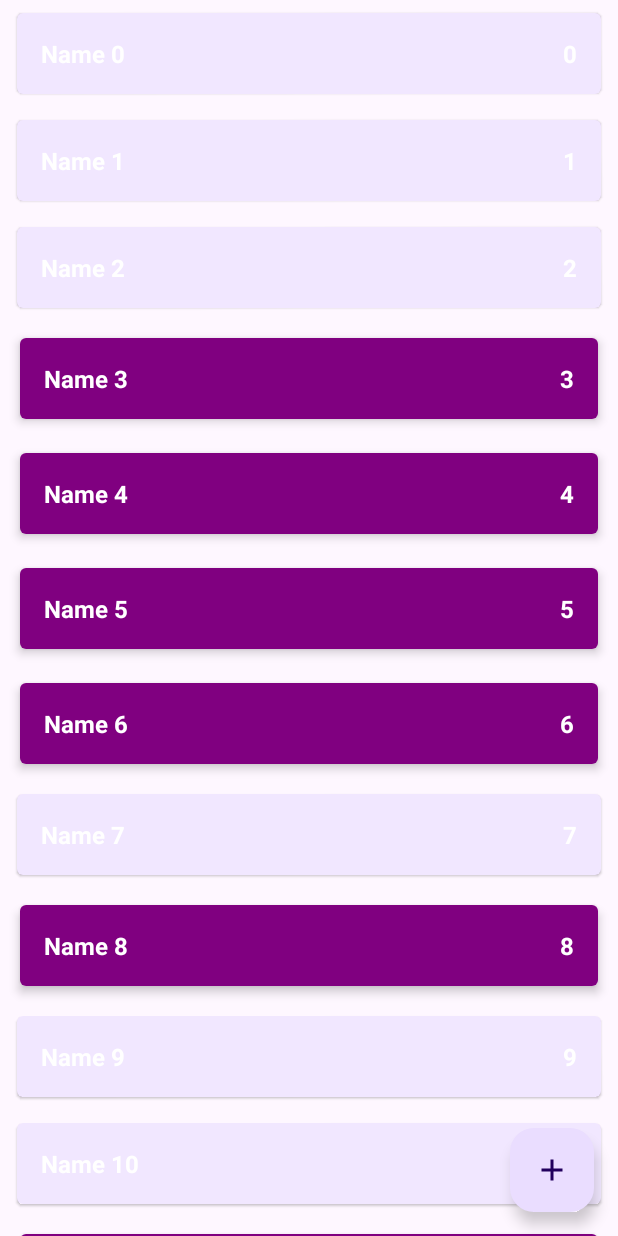
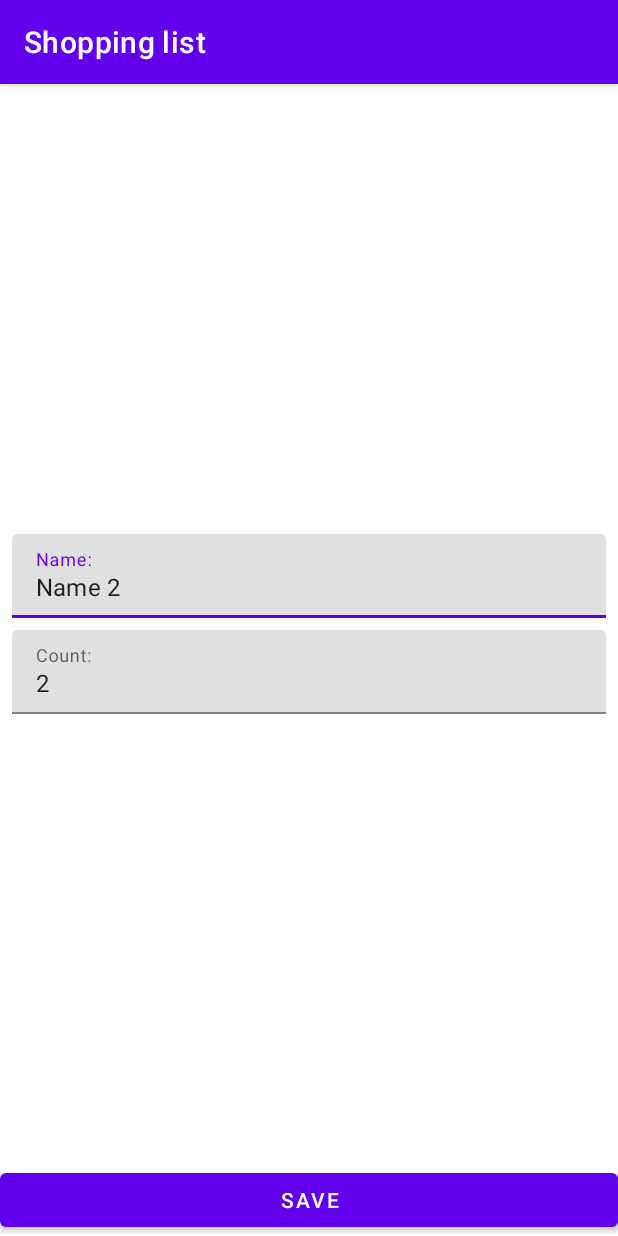
Before and after one commit to Karimjon13/shopping_list, an Android app: the screen it shows after launch (MainActivity before the commit, ShopItemActivity after it), after a tap on an icon or button, on a phone screen of 412 x 824 dp. Run offline under Robolectric (Android 15) with nearby library versions, the phone set to English and light mode, and no system bars.

Commit message:
Second screen

```diff
--- a/app/src/main/AndroidManifest.xml
+++ b/app/src/main/AndroidManifest.xml
@@ -12,7 +12,9 @@
         android:supportsRtl="true"
         android:theme="@style/Theme.ShoppingList">
         <activity
-            android:name=".presentation.MainActivity"
+            android:name=".presentation.ShopItemActivity"
+            android:windowSoftInputMode="adjustResize"/>
+        <activity android:name=".presentation.MainActivity"
             android:exported="true">
             <intent-filter>
                 <action android:name="android.intent.action.MAIN" />
--- a/app/src/main/java/com/example/shoppinglist/data/ShopListRepositoryImpl.kt
+++ b/app/src/main/java/com/example/shoppinglist/data/ShopListRepositoryImpl.kt
@@ -12,7 +12,7 @@ import kotlin.random.Random
     private val shopList = sortedSetOf<ShopItem>(Comparator<ShopItem> { o1, o2 -> o1.id.compareTo(o2.id) })
     private var autoIncrementId = 0
         init {
-            for (i in 0 until 1000){
+            for (i in 0 until 10){
                 val item = ShopItem("Name $i",i, Random.nextBoolean())
                 addShopListItem(item)
             }
--- a/app/src/main/java/com/example/shoppinglist/domain/getShopItem.kt
+++ b/app/src/main/java/com/example/shoppinglist/domain/GetShopItem.kt
@@ -1,6 +1,6 @@
 package com.example.shoppinglist.domain
 
-class getShopItem(private val shopListRepository: ShopListRepository) {
+class GetShopItem(private val shopListRepository: ShopListRepository) {
     fun getShopItem(shopItemId: Int): ShopItem{
        return  shopListRepository.getShopItem(shopItemId)
     }
--- a/app/src/main/java/com/example/shoppinglist/presentation/MainActivity.kt
+++ b/app/src/main/java/com/example/shoppinglist/presentation/MainActivity.kt
@@ -2,18 +2,16 @@ package com.example.shoppinglist.presentation
 
 import android.os.Bundle
 import android.util.Log
-import android.view.LayoutInflater
-import android.widget.LinearLayout
-import android.widget.TextView
 import androidx.activity.enableEdgeToEdge
 import androidx.appcompat.app.AppCompatActivity
 import androidx.core.view.ViewCompat
 import androidx.core.view.WindowInsetsCompat
 import androidx.lifecycle.ViewModelProvider
 import androidx.recyclerview.widget.ItemTouchHelper
+
 import androidx.recyclerview.widget.RecyclerView
 import com.example.shoppinglist.R
-import com.example.shoppinglist.domain.ShopItem
+import com.google.android.material.floatingactionbutton.FloatingActionButton
 
 class MainActivity : AppCompatActivity() {
     private lateinit var viewModel: MainViewModel
@@ -22,10 +20,21 @@ class MainActivity : AppCompatActivity() {
         super.onCreate(savedInstanceState)
         enableEdgeToEdge()
         setContentView(R.layout.activity_main)
+        ViewCompat.setOnApplyWindowInsetsListener(findViewById(R.id.main)) { v, insets ->
+            val systemBars = insets.getInsets(WindowInsetsCompat.Type.systemBars())
+            v.setPadding(systemBars.left, systemBars.top, systemBars.right, systemBars.bottom)
+            insets
+        }
+
         setupRecyclerView()
         viewModel = ViewModelProvider(this).get(MainViewModel::class.java)
         viewModel.shopList.observe(this){
             shopListAdapter.submitList(it)
+        }
+        val buttonAddItem = findViewById<FloatingActionButton>(R.id.button_add_shop_item)
+        buttonAddItem.setOnClickListener {
+            val intent = ShopItemActivity.newIntentAddItem(this)
+            startActivity(intent)
         }
     }
     private fun setupRecyclerView(){
@@ -47,6 +56,8 @@ class MainActivity : AppCompatActivity() {
             }
         shopListAdapter.onShopItemClickListener = {
             Log.d("MainActivity",it.toString())
+            val intent = ShopItemActivity.newIntentEditItem(this, it.id)
+            startActivity(intent)
             }
         val callback = object : ItemTouchHelper.SimpleCallback(
             0,
@@ -59,7 +70,6 @@ class MainActivity : AppCompatActivity() {
             ): Boolean {
                 return false
             }
-
             override fun onSwiped(
                 viewHolder: RecyclerView.ViewHolder,
                 direction: Int
--- a/app/src/main/java/com/example/shoppinglist/presentation/MainViewModel.kt
+++ b/app/src/main/java/com/example/shoppinglist/presentation/MainViewModel.kt
@@ -1,14 +1,11 @@
 package com.example.shoppinglist.presentation
 
-import androidx.lifecycle.LiveData
-import androidx.lifecycle.MutableLiveData
 import androidx.lifecycle.ViewModel
 import com.example.shoppinglist.data.ShopListRepositoryImpl
 import com.example.shoppinglist.domain.DeleteShopListItemUseCase
 import com.example.shoppinglist.domain.EditShopListItemUseCase
 import com.example.shoppinglist.domain.GetShopListUseCase
 import com.example.shoppinglist.domain.ShopItem
-import com.example.shoppinglist.domain.getShopItem
 
 class MainViewModel: ViewModel() {
     private val repository = ShopListRepositoryImpl
--- /dev/null
+++ b/app/src/main/java/com/example/shoppinglist/presentation/ShopItemActivity.kt
@@ -0,0 +1,175 @@
+package com.example.shoppinglist.presentation
+
+import android.content.Context
+import android.content.Intent
+import android.os.Bundle
+import android.text.Editable
+import android.text.TextWatcher
+import android.widget.Button
+import android.widget.EditText
+import androidx.appcompat.app.AppCompatActivity
+import androidx.lifecycle.ViewModelProvider
+import com.example.shoppinglist.R
+import com.example.shoppinglist.domain.ShopItem
+import com.google.android.material.textfield.TextInputLayout
+
+class ShopItemActivity : AppCompatActivity() {
+
+    private lateinit var viewModel: ShopItemViewModel
+    private lateinit var tilName: TextInputLayout
+    private lateinit var tilCount: TextInputLayout
+    private lateinit var etName: EditText
+    private lateinit var etCount: EditText
+    private lateinit var buttonSave: Button
+
+    private var screenMode = MODE_UNKNOWN
+    private var shopItemId = ShopItem.UNDEFINED_ID
+
+    override fun onCreate(savedInstanceState: Bundle?) {
+        super.onCreate(savedInstanceState)
+        setContentView(R.layout.activity_shop_item)
+        parseIntent()
+        viewModel = ViewModelProvider(this)[ShopItemViewModel::class.java]
+        initViews()
+        addTextChangeListeners()
+        launchRightMode()
+        observeViewModel()
+    }
+
+    private fun observeViewModel() {
+        viewModel.errorInputCount.observe(this) {
+            val message = if (it) {
+                getString(R.string.error_input_count)
+            } else {
+                null
+            }
+            tilCount.error = message
+        }
+        viewModel.errorInputName.observe(this) {
+            val message = if (it) {
+                getString(R.string.error_input_name)
+            } else {
+                null
+            }
+            tilName.error = message
+        }
+        viewModel.shouldCloseScreen.observe(this) {
+            finish()
+        }
+    }
+
+    private fun launchRightMode() {
+        when (screenMode) {
+            MODE_EDIT -> launchEditMode()
+            MODE_ADD -> launchAddMode()
+        }
+    }
+
+    private fun addTextChangeListeners() {
+        etName.addTextChangedListener(object : TextWatcher {
+            override fun afterTextChanged(p0: Editable?) {
+            }
+
+            override fun beforeTextChanged(
+                p0: CharSequence?,
+                p1: Int,
+                p2: Int,
+                p3: Int
+            ) {
+                viewModel.resetErrorInputName()
+            }
+
+            override fun onTextChanged(
+                p0: CharSequence?,
+                p1: Int,
+                p2: Int,
+                p3: Int
+            ) {
+            }
+        })
+        etCount.addTextChangedListener(object : TextWatcher {
+            override fun afterTextChanged(p0: Editable?) {
+            }
+
+            override fun beforeTextChanged(
+                p0: CharSequence?,
+                p1: Int,
+                p2: Int,
+                p3: Int
+            ) {
+                viewModel.resetErrorInputCount()
+            }
+
+            override fun onTextChanged(
+                p0: CharSequence?,
+                p1: Int,
+                p2: Int,
+                p3: Int
+            ) {
+            }
+        })
+    }
+
+    private fun launchEditMode() {
+        viewModel.getShopItem(shopItemId)
+        viewModel.shopItem.observe(this) {
+            etName.setText(it.name)
+            etCount.setText(it.count.toString())
+        }
+        buttonSave.setOnClickListener {
+            viewModel.editShopListItem(etName.text?.toString(), etCount.text?.toString())
+        }
+    }
+
+    private fun launchAddMode() {
+        buttonSave.setOnClickListener {
+            viewModel.addShopListItem(etName.text?.toString(), etCount.text?.toString())
+        }
+    }
+
+    private fun parseIntent() {
+        if (!intent.hasExtra(EXTRA_SCREEN_MODE)) {
+            throw RuntimeException("Param screen mode is absent")
+        }
+        val mode = intent.getStringExtra(EXTRA_SCREEN_MODE)
+        if (mode != MODE_EDIT && mode != MODE_ADD) {
+            throw RuntimeException("Unknown screen mode $mode")
+        }
+        screenMode = mode
+        if (screenMode == MODE_EDIT) {
+            if (!intent.hasExtra(EXTRA_SHOP_ITEM_ID)) {
+                throw RuntimeException("Param shop item id is absent")
+            }
+            shopItemId = intent.getIntExtra(EXTRA_SHOP_ITEM_ID, shopItemId)
+        }
+    }
+
+    private fun initViews() {
+        tilName = findViewById(R.id.til_name)
+        tilCount = findViewById(R.id.til_count)
+        etName = findViewById(R.id.et_name)
+        etCount = findViewById(R.id.et_count)
+        buttonSave = findViewById(R.id.save_button)
+    }
+
+    companion object {
+        private const val EXTRA_SCREEN_MODE = "extra_mode"
+        private const val EXTRA_SHOP_ITEM_ID = "extra_shop_item_id"
+        private const val MODE_EDIT = "mode_edit"
+        private const val MODE_ADD = "mode_add"
+        private const val MODE_UNKNOWN = ""
+
+        fun newIntentAddItem(context: Context): Intent {
+            val intent = Intent(context, ShopItemActivity::class.java)
+            intent.putExtra(EXTRA_SCREEN_MODE, MODE_ADD)
+            return intent
+        }
+
+        fun newIntentEditItem(context: Context, shopItemId: Int): Intent {
+            val intent = Intent(context, ShopItemActivity::class.java)
+            intent.putExtra(EXTRA_SCREEN_MODE, MODE_EDIT)
+            intent.putExtra(EXTRA_SHOP_ITEM_ID, shopItemId)
+            return intent
+        }
+    }
+}
--- /dev/null
+++ b/app/src/main/java/com/example/shoppinglist/presentation/ShopItemViewModel.kt
@@ -0,0 +1,99 @@
+package com.example.shoppinglist.presentation
+
+import androidx.lifecycle.LiveData
+import androidx.lifecycle.MutableLiveData
+import androidx.lifecycle.ViewModel
+import com.example.shoppinglist.data.ShopListRepositoryImpl
+import com.example.shoppinglist.domain.AddShopListItem
+import com.example.shoppinglist.domain.EditShopListItemUseCase
+import com.example.shoppinglist.domain.GetShopItem
+import com.example.shoppinglist.domain.ShopItem
+
+class ShopItemViewModel: ViewModel() {
+    private val repository = ShopListRepositoryImpl
+
+    private val getShopItemUseCase = GetShopItem(repository)
+    private val addShopListItem = AddShopListItem(repository)
+    private val editShopListItemUseCase = EditShopListItemUseCase(repository)
+
+    private val _errorInputName = MutableLiveData<Boolean>()
+    val errorInputName: LiveData<Boolean>
+        get() = _errorInputName
+
+    private val _errorInputCount = MutableLiveData<Boolean>()
+    val errorInputCount: LiveData<Boolean>
+        get() = _errorInputCount
+
+    private val _shopItem = MutableLiveData<ShopItem>()
+    val shopItem: LiveData<ShopItem>
+        get() = _shopItem
+
+    private val _shouldCloseScreen = MutableLiveData<Unit>()
+    val shouldCloseScreen: LiveData<Unit>
+        get() = _shouldCloseScreen
+
+    fun getShopItem(shopItemId: Int) {
+        val item = getShopItemUseCase.getShopItem(shopItemId)
+        _shopItem.value = item
+    }
+
+    fun addShopListItem(inputName: String?, inputCount: String?) {
+        val name = parseName(inputName)
+        val count = parseCount(inputCount)
+        val fieldsValid = validateInput(name, count)
+        if (fieldsValid) {
+            val shopItem = ShopItem(name, count, true)
+            addShopListItem.addShopListItem(shopItem)
+            finishWork()
+        }
+    }
+
+    fun editShopListItem(inputName: String?, inputCount: String?) {
+        val name = parseName(inputName)
+        val count = parseCount(inputCount)
+        val fieldsValid = validateInput(name, count)
+        if (fieldsValid) {
+            _shopItem.value?.let{
+                val item = it.copy(name = name, count = count)
+                editShopListItemUseCase.editShopItemUseCase(item)
+                finishWork()
+            }
+        }
+    }
+
+    private fun parseName(inputName: String?): String {
+        return inputName?.trim() ?: ""
+    }
+
+    private fun parseCount(inputCount: String?): Int {
+        return try {
+            inputCount?.trim()?.toInt() ?: 0
+        } catch (e: Exception) {
+            0
+        }
+    }
+
+    private fun validateInput(name: String, count: Int): Boolean {
+        var result = true
+        if (name.isBlank()) {
+            _errorInputName.value = true
+            result = false
+        }
+        if (count <= 0) {
+            _errorInputCount.value = true
+            result = false
+        }
+        return result
+    }
+
+     fun resetErrorInputName() {
+        _errorInputName.value = false
+    }
+
+     fun resetErrorInputCount() {
+        _errorInputCount.value = false
+    }
+    private fun finishWork(){
+        _shouldCloseScreen.value = Unit
+    }
+}
--- a/app/src/main/java/com/example/shoppinglist/presentation/ShopListAdapter.kt
+++ b/app/src/main/java/com/example/shoppinglist/presentation/ShopListAdapter.kt
@@ -5,7 +5,8 @@ import android.view.ViewGroup
 import com.example.shoppinglist.R
 import com.example.shoppinglist.domain.ShopItem
 
-class ShopListAdapter: androidx.recyclerview.widget.ListAdapter<ShopItem, ShopItemViewHolder>(
+class ShopListAdapter: androidx.recyclerview.widget.ListAdapter<ShopItem,
+        ShopItemViewHolder>(
     ShopItemDiffCallback()
 ) {
     var onShopItemLongClickListener : ((ShopItem)-> Unit)? = null
@@ -29,6 +30,7 @@ class ShopListAdapter: androidx.recyclerview.widget.ListAdapter<ShopItem, ShopIt
     override fun onBindViewHolder(
         viewHolder: ShopItemViewHolder,
         position: Int
+
     ) {
         val shopItem = getItem(position)
         viewHolder.view.setOnLongClickListener {
--- a/app/src/main/res/layout/activity_main.xml
+++ b/app/src/main/res/layout/activity_main.xml
@@ -1,5 +1,6 @@
 <?xml version="1.0" encoding="utf-8"?>
 <androidx.constraintlayout.widget.ConstraintLayout xmlns:android="http://schemas.android.com/apk/res/android"
+    android:id="@+id/main"
     xmlns:app="http://schemas.android.com/apk/res-auto"
     xmlns:tools="http://schemas.android.com/tools"
     android:layout_width="match_parent"
--- /dev/null
+++ b/app/src/main/res/layout/activity_shop_item.xml
@@ -0,0 +1,57 @@
+<?xml version="1.0" encoding="utf-8"?>
+<androidx.constraintlayout.widget.ConstraintLayout xmlns:android="http://schemas.android.com/apk/res/android"
+    android:layout_width="match_parent"
+    android:layout_height="match_parent"
+    xmlns:tools="http://schemas.android.com/tools"
+    xmlns:app="http://schemas.android.com/apk/res-auto"
+    tools:context=".presentation.ShopItemActivity">
+
+    <com.google.android.material.textfield.TextInputLayout
+        android:id="@+id/til_name"
+        android:layout_width="0dp"
+        android:layout_height="wrap_content"
+        android:layout_marginStart="8dp"
+        android:layout_marginEnd="8dp"
+        android:layout_marginBottom="4dp"
+        app:layout_constraintBottom_toTopOf="@id/til_count"
+        app:layout_constraintEnd_toEndOf="parent"
+        app:layout_constraintStart_toStartOf="parent"
+        app:layout_constraintTop_toTopOf="parent"
+        app:layout_constraintVertical_chainStyle="packed">
+        <com.google.android.material.textfield.TextInputEditText
+            android:id="@+id/et_name"
+            android:layout_width="match_parent"
+            android:layout_height="wrap_content"
+            android:hint="Name:"
+            android:inputType="textCapWords" />
+</com.google.android.material.textfield.TextInputLayout>
+
+    <com.google.android.material.textfield.TextInputLayout
+        android:id="@+id/til_count"
+        android:layout_width="0dp"
+        android:layout_height="wrap_content"
+        android:layout_marginStart="8dp"
+        android:layout_marginTop="4dp"
+        android:layout_marginEnd="8dp"
+        app:layout_constraintBottom_toTopOf="@+id/save_button"
+        app:layout_constraintEnd_toEndOf="parent"
+        app:layout_constraintStart_toStartOf="parent"
+        app:layout_constraintTop_toBottomOf="@+id/til_name">
+
+        <com.google.android.material.textfield.TextInputEditText
+            android:id="@+id/et_count"
+            android:layout_width="match_parent"
+            android:layout_height="wrap_content"
+            android:hint="Count:"
+            android:inputType="number" />
+    </com.google.android.material.textfield.TextInputLayout>
+    <Button
+        android:id="@+id/save_button"
+        android:layout_width="0dp"
+        android:layout_height="wrap_content"
+        android:text="Save"
+        app:layout_constraintBottom_toBottomOf="parent"
+        app:layout_constraintEnd_toEndOf="parent"
+        app:layout_constraintStart_toStartOf="parent"/>
+
+</androidx.constraintlayout.widget.ConstraintLayout>
--- a/app/src/main/res/values-night/themes.xml
+++ b/app/src/main/res/values-night/themes.xml
@@ -1,7 +1,12 @@
 <resources xmlns:tools="http://schemas.android.com/tools">
-    <!-- Base application theme. -->
-    <style name="Base.Theme.ShoppingList" parent="Theme.Material3.DayNight.NoActionBar">
-        <!-- Customize your dark theme here. -->
-        <!-- <item name="colorPrimary">@color/my_dark_primary</item> -->
+    <style name="Base.Theme.ShoppingList" parent="Theme.MaterialComponents.DayNight.DarkActionBar">
+        <item name="colorPrimary">@color/purple_500</item>
+        <item name="colorPrimaryVariant">@color/purple_700</item>
+        <item name="colorOnPrimary">@color/white</item>
+        <item name="colorSecondary">@color/teal_200</item>
+        <item name="colorSecondaryVariant">@color/teal_700</item>
+        <item name="colorOnSecondary">@color/black</item>
+        <item name="android:statusBarColor">?attr/colorPrimaryVariant</item>
+        <item name="android:windowOptOutEdgeToEdgeEnforcement" tools:targetApi="35">true</item>
     </style>
 </resources>
--- a/app/src/main/res/values/colors.xml
+++ b/app/src/main/res/values/colors.xml
@@ -1,6 +1,10 @@
 <?xml version="1.0" encoding="utf-8"?>
 <resources>
+    <color name="purple_200">#FFBB86FC</color>
+    <color name="purple_500">#FF6200EE</color>
+    <color name="purple_700">#FF3700B3</color>
+    <color name="teal_200">#FF03DAC5</color>
+    <color name="teal_700">#FF018786</color>
     <color name="black">#FF000000</color>
     <color name="white">#FFFFFFFF</color>
-    <color name="purple_200">#800080</color>
 </resources>
--- a/app/src/main/res/values/strings.xml
+++ b/app/src/main/res/values/strings.xml
@@ -1,4 +1,9 @@
 <resources>
     <string name="app_name">Shopping list</string>
     <string name="add_new_shop_item">Add new shop item</string>
+    <string name="name_hint">Name:</string>
+    <string name="count_hint">Count:</string>
+    <string name="save_btn">Save</string>
+    <string name="error_input_name">Invalid name</string>
+    <string name="error_input_count">Invalid count</string>
 </resources>
--- a/app/src/main/res/values/themes.xml
+++ b/app/src/main/res/values/themes.xml
@@ -1,9 +1,13 @@
 <resources xmlns:tools="http://schemas.android.com/tools">
-    <!-- Base application theme. -->
-    <style name="Base.Theme.ShoppingList" parent="Theme.Material3.DayNight.NoActionBar">
-        <!-- Customize your light theme here. -->
-        <!-- <item name="colorPrimary">@color/my_light_primary</item> -->
+    <style name="Base.Theme.ShoppingList" parent="Theme.MaterialComponents.DayNight.DarkActionBar">
+        <item name="colorPrimary">@color/purple_500</item>
+        <item name="colorPrimaryVariant">@color/purple_700</item>
+        <item name="colorOnPrimary">@color/white</item>
+        <item name="colorSecondary">@color/teal_200</item>
+        <item name="colorSecondaryVariant">@color/teal_700</item>
+        <item name="colorOnSecondary">@color/black</item>
+        <item name="android:statusBarColor">?attr/colorPrimaryVariant</item>
+        <item name="android:windowOptOutEdgeToEdgeEnforcement" tools:targetApi="35">true</item>
     </style>
-
     <style name="Theme.ShoppingList" parent="Base.Theme.ShoppingList" />
 </resources>
```
